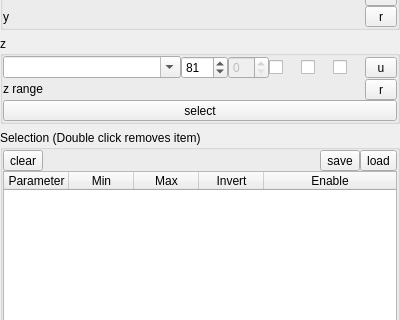
Before: the Qt Designer form ndxplorer/plot_control.ui in Fluorescence-Tools/ndxplorer, drawn with Qt 5; both pictures show x 0 to 400 and y 81 to 401 of the 400 by 500 pixel window.
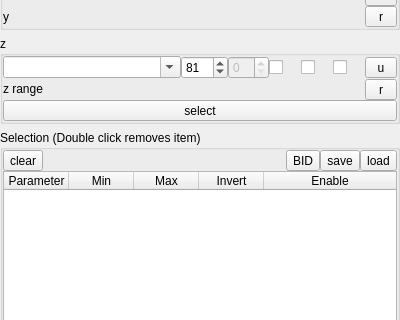
After: the same form once the commit is applied.

Commit message: Fix option to save BIDs * Add BID button to plot control * Save/Load BIDs from current working path * Report info via logging * Add progress bar to BID saving

```diff
--- a/ndxplorer/plot_control.ui
+++ b/ndxplorer/plot_control.ui
@@ -714,6 +714,16 @@
           </property>
          </spacer>
         </item>
+        <item>
+         <widget class="QToolButton" name="toolButton">
+          <property name="toolTip">
+           <string>Save Burst IDs</string>
+          </property>
+          <property name="text">
+           <string>BID</string>
+          </property>
+         </widget>
+        </item>
         <item>
          <widget class="QToolButton" name="toolButtonSaveSelection">
           <property name="text">
```
Left out of the diff: 21 changed lines with no effect on the pictures. The commit also changes 3 other files.
